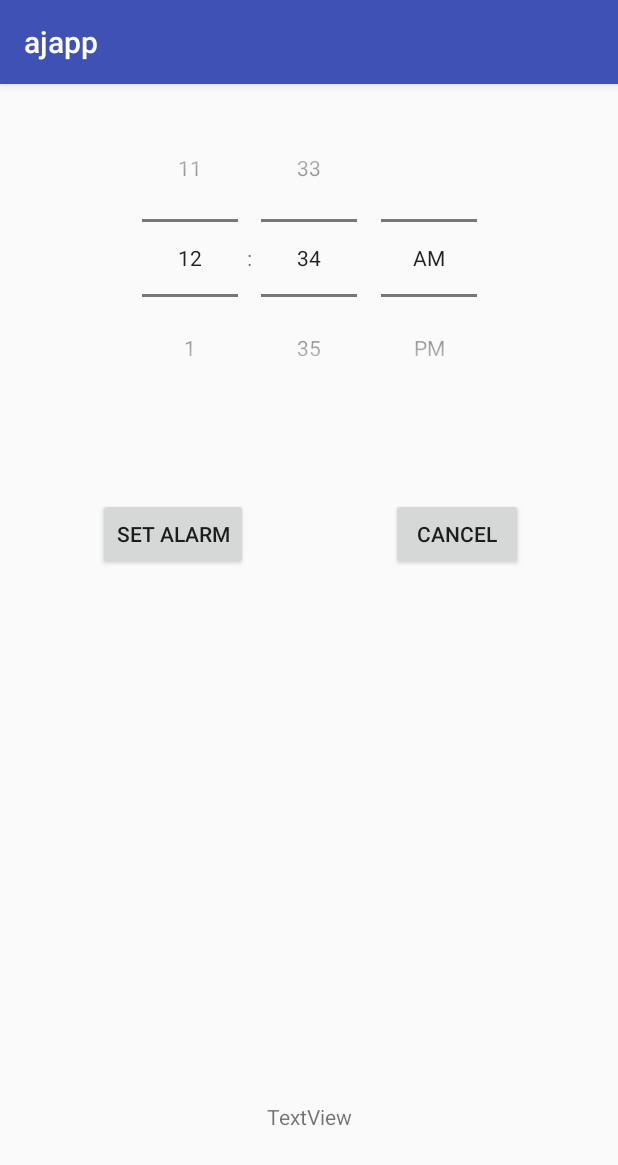
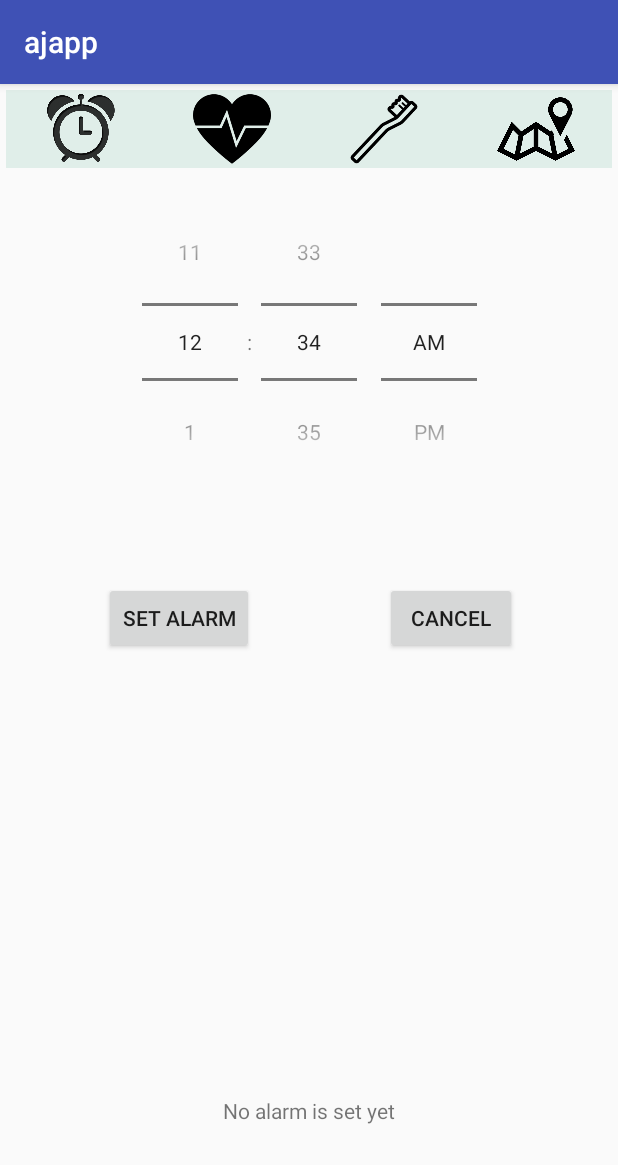
Before and after one commit to zanvd/ajateam, an Android app: the screen it shows after launch (MainActivity before the commit, FragmentPagerSupport after it), on a phone screen of 412 x 824 dp. Shown: the top 1165 px of the screen. Run offline under Robolectric (Android 15) with nearby library versions, the phone set to English and light mode, and no system bars.

Commit message:
All that's done, works for me

```diff
--- a/android_app/ajapp/app/src/main/AndroidManifest.xml
+++ b/android_app/ajapp/app/src/main/AndroidManifest.xml
@@ -9,7 +9,7 @@
         android:roundIcon="@mipmap/ic_launcher_round"
         android:supportsRtl="true"
         android:theme="@style/AppTheme">
-        <activity android:name=".MainActivity">
+        <activity android:name=".FragmentPagerSupport">
             <intent-filter>
                 <action android:name="android.intent.action.MAIN" />
 
@@ -26,7 +26,9 @@
         <activity
             android:name=".SnoozeButton"
             android:label="@string/title_activity_snooze_button"
-            android:theme="@style/AppTheme.NoActionBar"></activity>
+            android:theme="@style/AppTheme.NoActionBar">
+
+        </activity>
     </application>
 
 </manifest>
--- /dev/null
+++ b/android_app/ajapp/app/src/main/java/ajateam/ajapp/CustomPagerAdapter.java
@@ -0,0 +1,69 @@
+package ajateam.ajapp;
+
+import android.content.Context;
+import android.support.v4.view.PagerAdapter;
+import android.view.LayoutInflater;
+import android.view.View;
+import android.view.ViewGroup;
+
+public class CustomPagerAdapter extends PagerAdapter {
+
+    private Context mContext;
+
+    public CustomPagerAdapter(Context context) {
+        mContext = context;
+    }
+
+    @Override
+    public Object instantiateItem(ViewGroup collection, int position) {
+        CustomPagerEnum customPagerEnum = CustomPagerEnum.values()[position];
+        LayoutInflater inflater = LayoutInflater.from(mContext);
+        ViewGroup layout = (ViewGroup) inflater.inflate(customPagerEnum.getLayoutResId(), collection, false);
+        collection.addView(layout);
+        return layout;
+    }
+
+    @Override
+    public void destroyItem(ViewGroup collection, int position, Object view) {
+        collection.removeView((View) view);
+    }
+
+    @Override
+    public int getCount() {
+        return CustomPagerEnum.values().length;
+    }
+
+    @Override
+    public boolean isViewFromObject(View view, Object object) {
+        return view == object;
+    }
+
+    @Override
+    public CharSequence getPageTitle(int position) {
+        CustomPagerEnum customPagerEnum = CustomPagerEnum.values()[position];
+        return mContext.getString(customPagerEnum.getTitleResId());
+    }
+
+    public enum CustomPagerEnum {
+        RED(R.string.one, R.layout.activity_main),
+        BLUE(R.string.two, R.layout.heart_rate),
+        ORANGE(R.string.three, R.layout.morning_activity),
+        GREEN(R.string.four, R.layout.commute);
+
+        private int mTitleResId;
+        private int mLayoutResId;
+
+        CustomPagerEnum(int titleResId, int layoutResId) {
+            mTitleResId = titleResId;
+            mLayoutResId = layoutResId;
+        }
+
+        public int getTitleResId() {
+            return mTitleResId;
+        }
+
+        public int getLayoutResId() {
+            return mLayoutResId;
+        }
+    }
+}
--- /dev/null
+++ b/android_app/ajapp/app/src/main/java/ajateam/ajapp/FragmentPagerSupport.java
@@ -0,0 +1,135 @@
+package ajateam.ajapp;
+
+import android.app.Activity;
+import android.app.AlarmManager;
+import android.app.Fragment;
+import android.app.ListActivity;
+import android.app.PendingIntent;
+import android.content.Context;
+import android.content.Intent;
+import android.os.Bundle;
+import android.support.v4.app.FragmentActivity;
+import android.support.v4.app.FragmentManager;
+import android.support.v4.app.FragmentPagerAdapter;
+import android.support.v4.app.ListFragment;
+import android.support.v4.view.ViewPager;
+import android.support.v7.app.AppCompatActivity;
+import android.util.Log;
+import android.view.LayoutInflater;
+import android.view.View;
+import android.view.ViewGroup;
+import android.widget.ArrayAdapter;
+import android.widget.Button;
+import android.widget.ImageButton;
+import android.widget.ListView;
+import android.widget.TextView;
+import android.widget.TimePicker;
+
+import org.w3c.dom.Text;
+
+import java.sql.Time;
+import java.util.Calendar;
+
+public class FragmentPagerSupport extends AppCompatActivity {
+
+    AlarmManager alarmManager;
+    TimePicker alarmTimePicker;
+    TextView updateStatus;
+    Context context;
+    PendingIntent pendingIntent;
+
+    @Override
+    protected void onCreate(Bundle savedInstanceState) {
+        super.onCreate(savedInstanceState);
+        setContentView(R.layout.fragment_pager);
+
+        this.context = this;
+
+        final ViewPager viewPager = (ViewPager) findViewById(R.id.pager);
+        viewPager.setAdapter(new CustomPagerAdapter(this));
+
+        // Watch for button clicks.
+        ImageButton button = (ImageButton) findViewById(R.id.waker);
+        button.setOnClickListener(new View.OnClickListener() {
+            @Override
+            public void onClick(View v) {
+                viewPager.setCurrentItem(0);
+
+                alarmManager = (AlarmManager) getSystemService(ALARM_SERVICE);
+                alarmTimePicker = (TimePicker) findViewById(R.id.alarmOn);
+                updateStatus = (TextView) findViewById(R.id.updateText);
+                setAlarmText("No alarm is set");
+
+                final Calendar calendar = Calendar.getInstance();
+
+                final Intent intent = new Intent(context, AlarmReceiver.class);
+
+                Button alarmOn = (Button) findViewById(R.id.setAlarm);
+                alarmOn.setOnClickListener(new View.OnClickListener() {
+                    @Override
+                    public void onClick(View v) {
+                        System.out.println("setOnClickListener triggered");
+                        calendar.set(Calendar.HOUR_OF_DAY, alarmTimePicker.getCurrentHour());
+                        calendar.set(Calendar.MINUTE, alarmTimePicker.getCurrentMinute());
+
+                        int hour = alarmTimePicker.getCurrentHour();
+                        int min = alarmTimePicker.getCurrentMinute();
+
+                        setAlarmText("Alarm is set for " + hour + ":" + min);
+
+                        intent.putExtra("extra", true);
+
+                        pendingIntent = PendingIntent.getBroadcast(context, 0, intent, PendingIntent.FLAG_UPDATE_CURRENT);
+
+                        alarmManager.set(AlarmManager.RTC_WAKEUP, calendar.getTimeInMillis(), pendingIntent);
+                    }
+                });
+
+                Button alarmOff = (Button) findViewById(R.id.cancelAlarm);
+                alarmOff.setOnClickListener(new View.OnClickListener() {
+                    @Override
+                    public void onClick(View v) {
+
+                        setAlarmText("No alarm is set");
+
+                        alarmManager.cancel(pendingIntent);
+
+                        intent.putExtra("extra", false);
+
+                        sendBroadcast(intent);
+                    }
+                });
+            }
+
+            public void setAlarmText(String output) {
+                updateStatus.setText(output);
+            }
+
+        });
+        button = (ImageButton)findViewById(R.id.health);
+        button.setOnClickListener(new View.OnClickListener() {
+            @Override
+            public void onClick(View v) {
+                viewPager.setCurrentItem(1);
+            }
+        });
+        button = (ImageButton)findViewById(R.id.morning_activity);
+        button.setOnClickListener(new View.OnClickListener() {
+            @Override
+            public void onClick(View v) {
+                viewPager.setCurrentItem(2);
+            }
+        });
+        button = (ImageButton)findViewById(R.id.commute);
+        button.setOnClickListener(new View.OnClickListener() {
+            @Override
+            public void onClick(View v) {
+                viewPager.setCurrentItem(3);
+            }
+        });
+    }
+//
+//    public void setAlarmText(String output) {
+//        updateStatus.setText(output);
+//    }
+}
--- a/android_app/ajapp/app/src/main/res/layout/activity_main.xml
+++ b/android_app/ajapp/app/src/main/res/layout/activity_main.xml
@@ -4,8 +4,7 @@
     xmlns:tools="http://schemas.android.com/tools"
     xmlns:app="http://schemas.android.com/apk/res-auto"
     android:layout_width="match_parent"
-    android:layout_height="match_parent"
-    tools:context="ajateam.ajapp.MainActivity">
+    android:layout_height="match_parent">
 
     <TimePicker
         android:id="@+id/alarmOn"
@@ -23,7 +22,6 @@
         android:layout_height="wrap_content"
         android:text="@string/set_alarm"
         tools:ignore="MissingConstraints"
-        android:onClick="setAlarm"
         android:layout_marginTop="54dp"
         app:layout_constraintTop_toBottomOf="@+id/alarmOn"
         android:layout_marginLeft="65dp"
@@ -44,9 +42,9 @@
         android:id="@+id/updateText"
         android:layout_width="wrap_content"
         android:layout_height="wrap_content"
-        android:text="TextView"
         app:layout_constraintLeft_toLeftOf="parent"
         app:layout_constraintRight_toRightOf="parent"
         app:layout_constraintBottom_toBottomOf="parent"
-        android:layout_marginBottom="70dp" />
+        android:layout_marginBottom="70dp"
+        android:text="No alarm is set yet"/>
 </android.support.constraint.ConstraintLayout>
--- /dev/null
+++ b/android_app/ajapp/app/src/main/res/layout/fragment_pager.xml
@@ -0,0 +1,75 @@
+<?xml version="1.0" encoding="utf-8"?>
+<LinearLayout xmlns:android="http://schemas.android.com/apk/res/android"
+    android:orientation="vertical"
+    android:padding="4dip"
+    android:gravity="center_horizontal"
+    android:layout_width="match_parent"
+    android:layout_height="match_parent">
+
+    <LinearLayout android:orientation="horizontal"
+        android:gravity="center"
+        android:background="@color/colorLight"
+        android:layout_width="fill_parent"
+        android:layout_height="wrap_content"
+        android:weightSum="4">
+        <RelativeLayout
+            android:layout_width="0dp"
+            android:layout_weight="1"
+            android:layout_height="match_parent">
+            <ImageButton android:id="@+id/waker"
+                android:layout_height="52dp"
+                android:layout_width="52dp"
+                android:adjustViewBounds="true"
+                android:layout_centerHorizontal="true"
+                android:background="@drawable/alarm">
+            </ImageButton>
+        </RelativeLayout>
+
+        <RelativeLayout
+            android:layout_width="0dp"
+            android:layout_weight="1"
+            android:layout_height="match_parent">
+            <ImageButton android:id="@+id/health"
+                android:layout_height="52dp"
+                android:layout_width="52dp"
+                android:adjustViewBounds="true"
+                android:layout_centerHorizontal="true"
+                android:background="@drawable/heart_rate">
+            </ImageButton>
+        </RelativeLayout>
+
+        <RelativeLayout
+            android:layout_width="0dp"
+            android:layout_weight="1"
+            android:layout_height="match_parent">
+            <ImageButton android:id="@+id/morning_activity"
+                android:layout_height="52dp"
+                android:layout_width="52dp"
+                android:adjustViewBounds="true"
+                android:layout_centerHorizontal="true"
+                android:background="@drawable/morning_activity">
+            </ImageButton>
+        </RelativeLayout>
+
+        <RelativeLayout
+            android:layout_width="0dp"
+            android:layout_weight="1"
+            android:layout_height="match_parent">
+            <ImageButton android:id="@+id/commute"
+                android:layout_height="52dp"
+                android:layout_width="52dp"
+                android:adjustViewBounds="true"
+                android:layout_centerHorizontal="true"
+                android:background="@drawable/commute">
+            </ImageButton>
+        </RelativeLayout>
+    </LinearLayout>
+
+    <android.support.v4.view.ViewPager
+        android:id="@+id/pager"
+        android:layout_width="match_parent"
+        android:layout_height="0px"
+        android:layout_weight="1">
+    </android.support.v4.view.ViewPager>
+
+</LinearLayout>
--- a/android_app/ajapp/app/src/main/res/values/colors.xml
+++ b/android_app/ajapp/app/src/main/res/values/colors.xml
@@ -3,4 +3,5 @@
     <color name="colorPrimary">#3F51B5</color>
     <color name="colorPrimaryDark">#303F9F</color>
     <color name="colorAccent">#FF4081</color>
+    <color name="colorLight">#e0eee9</color>
 </resources>
--- a/android_app/ajapp/app/src/main/res/values/strings.xml
+++ b/android_app/ajapp/app/src/main/res/values/strings.xml
@@ -1,5 +1,9 @@
 <resources>
     <string name="app_name">ajapp</string>
+    <string name="one">MainActivity.java</string>
+    <string name="two">two</string>
+    <string name="three">three</string>
+    <string name="four">four</string>
     <string name="cancel">Cancel</string>
     <string name="set_alarm">Set alarm</string>
     <string name="title_activity_snooze_button">SnoozeButton</string>
```
Also changed, not shown: android_app/ajapp/app/src/main/java/ajateam/ajapp/MainActivity.java (+8 -11 lines), android_app/ajapp/app/src/main/java/ajateam/ajapp/SnoozeBouncingButtons.java (added, +104 -0 lines), android_app/ajapp/app/src/main/res/layout/commute.xml (added, +10 -0 lines), android_app/ajapp/app/src/main/res/layout/heart_rate.xml (added, +20 -0 lines), android_app/ajapp/app/src/main/res/layout/morning_activity.xml (added, +29 -0 lines), android_app/ajapp/app/src/main/res/drawable/alarm.png (added), android_app/ajapp/app/src/main/res/drawable/commute.png (added), android_app/ajapp/app/src/main/res/drawable/heart_rate.png (added), android_app/ajapp/app/src/main/res/drawable/morning_activity.png (added).
